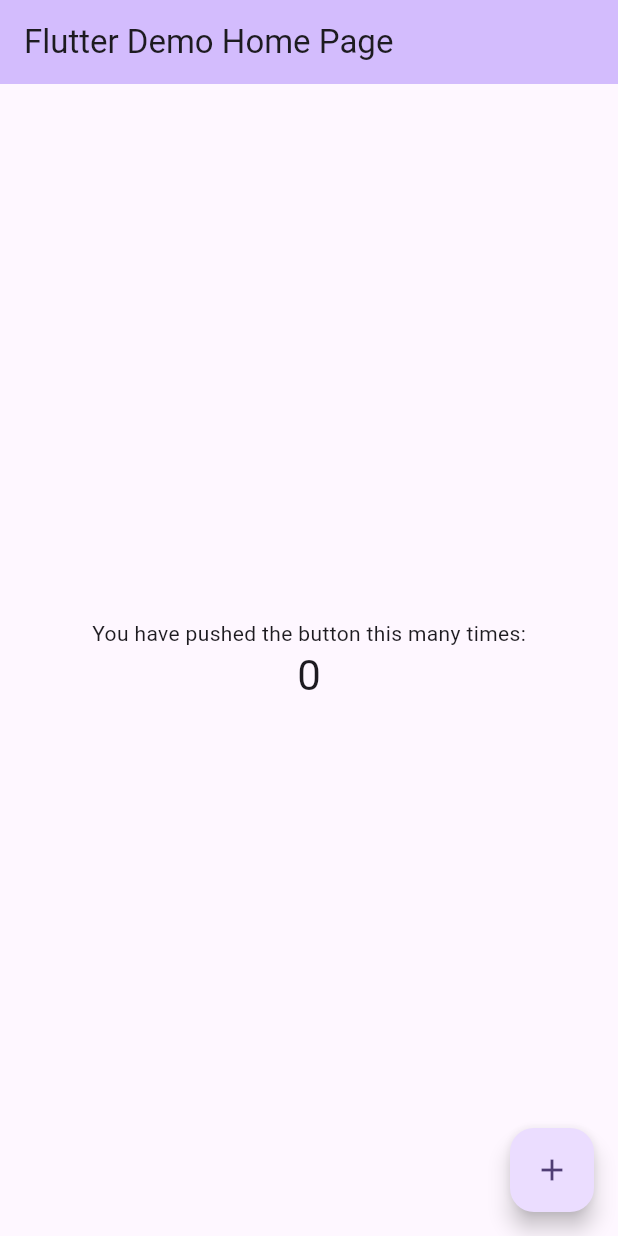
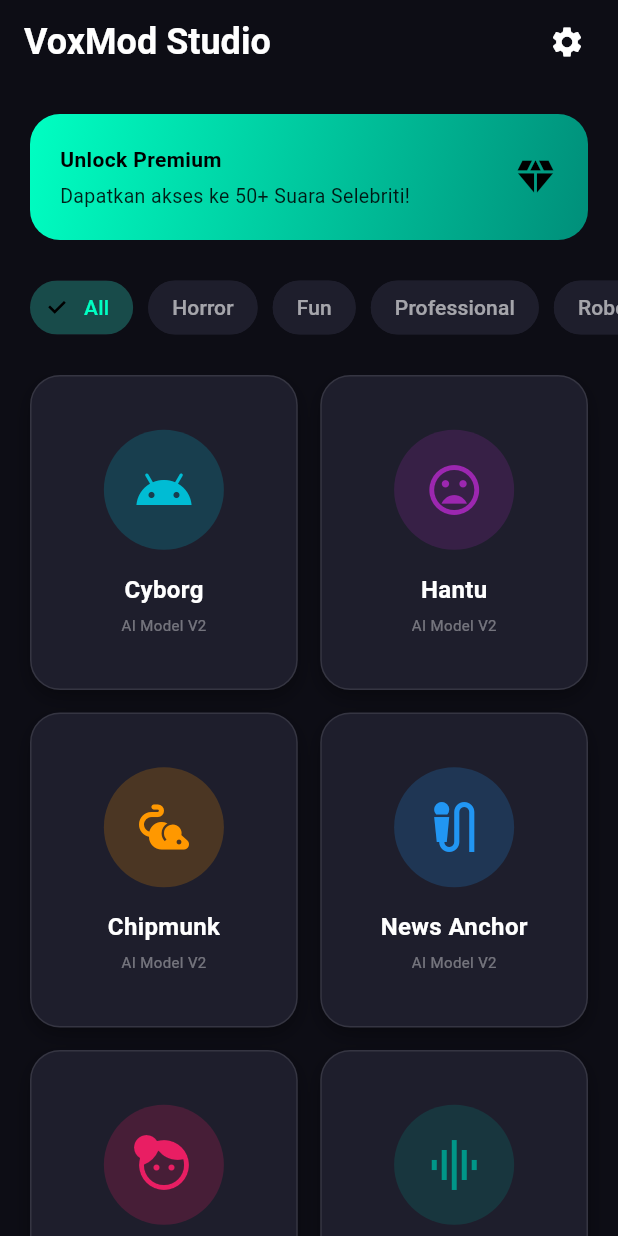
Before and after one commit to Faqih472/voxmod-voice-studio, a Flutter app: the screen it shows after launch, on a phone screen of 412 x 824 dp. Run offline on Flutter 3.47's test engine with Material 3 defaults, Android fonts, the phone set to English and light mode, and no system bars.

Commit message:
Add initial Flutter UI: Home, Studio, Processing, Result screens

```diff
--- a/frontend/voxmod_voice_studio/lib/main.dart
+++ b/frontend/voxmod_voice_studio/lib/main.dart
@@ -1,122 +1,34 @@
 import 'package:flutter/material.dart';
+import 'screens/home_screen.dart'; // Import halaman Home
 
 void main() {
-  runApp(const MyApp());
+  runApp(const VoxModApp());
 }
 
-class MyApp extends StatelessWidget {
-  const MyApp({super.key});
+// ==========================================
+// TEMA & KONFIGURASI UMUM
+// ==========================================
+class VoxModApp extends StatelessWidget {
+  const VoxModApp({super.key});
 
-  // This widget is the root of your application.
   @override
   Widget build(BuildContext context) {
     return MaterialApp(
-      title: 'Flutter Demo',
+      title: 'VoxMod Studio',
+      debugShowCheckedModeBanner: false,
       theme: ThemeData(
-        // This is the theme of your application.
-        //
-        // TRY THIS: Try running your application with "flutter run". You'll see
-        // the application has a purple toolbar. Then, without quitting the app,
-        // try changing the seedColor in the colorScheme below to Colors.green
-        // and then invoke "hot reload" (save your changes or press the "hot
-        // reload" button in a Flutter-supported IDE, or press "r" if you used
-        // the command line to start the app).
-        //
-        // Notice that the counter didn't reset back to zero; the application
-        // state is not lost during the reload. To reset the state, use hot
-        // restart instead.
-        //
-        // This works for code too, not just values: Most code changes can be
-        // tested with just a hot reload.
-        colorScheme: ColorScheme.fromSeed(seedColor: Colors.deepPurple),
+        brightness: Brightness.dark,
+        scaffoldBackgroundColor: const Color(0xFF0D0D15), // Dark Navy/Black
+        primaryColor: const Color(0xFF00FFC2), // Neon Green
+        colorScheme: const ColorScheme.dark(
+          primary: Color(0xFF00FFC2),
+          secondary: Color(0xFFE91E63), // Neon Pink
+          surface: Color(0xFF1E1E2C),
+        ),
+        useMaterial3: true,
+        fontFamily: 'Roboto',
       ),
-      home: const MyHomePage(title: 'Flutter Demo Home Page'),
+      home: const HomeScreen(),
     );
   }
 }
-
-class MyHomePage extends StatefulWidget {
-  const MyHomePage({super.key, required this.title});
-
-  // This widget is the home page of your application. It is stateful, meaning
-  // that it has a State object (defined below) that contains fields that affect
-  // how it looks.
-
-  // This class is the configuration for the state. It holds the values (in this
-  // case the title) provided by the parent (in this case the App widget) and
-  // used by the build method of the State. Fields in a Widget subclass are
-  // always marked "final".
-
-  final String title;
-
-  @override
-  State<MyHomePage> createState() => _MyHomePageState();
-}
-
-class _MyHomePageState extends State<MyHomePage> {
-  int _counter = 0;
-
-  void _incrementCounter() {
-    setState(() {
-      // This call to setState tells the Flutter framework that something has
-      // changed in this State, which causes it to rerun the build method below
-      // so that the display can reflect the updated values. If we changed
-      // _counter without calling setState(), then the build method would not be
-      // called again, and so nothing would appear to happen.
-      _counter++;
-    });
-  }
-
-  @override
-  Widget build(BuildContext context) {
-    // This method is rerun every time setState is called, for instance as done
-    // by the _incrementCounter method above.
-    //
-    // The Flutter framework has been optimized to make rerunning build methods
-    // fast, so that you can just rebuild anything that needs updating rather
-    // than having to individually change instances of widgets.
-    return Scaffold(
-      appBar: AppBar(
-        // TRY THIS: Try changing the color here to a specific color (to
-        // Colors.amber, perhaps?) and trigger a hot reload to see the AppBar
-        // change color while the other colors stay the same.
-        backgroundColor: Theme.of(context).colorScheme.inversePrimary,
-        // Here we take the value from the MyHomePage object that was created by
-        // the App.build method, and use it to set our appbar title.
-        title: Text(widget.title),
-      ),
-      body: Center(
-        // Center is a layout widget. It takes a single child and positions it
-        // in the middle of the parent.
-        child: Column(
-          // Column is also a layout widget. It takes a list of children and
-          // arranges them vertically. By default, it sizes itself to fit its
-          // children horizontally, and tries to be as tall as its parent.
-          //
-          // Column has various properties to control how it sizes itself and
-          // how it positions its children. Here we use mainAxisAlignment to
-          // center the children vertically; the main axis here is the vertical
-          // axis because Columns are vertical (the cross axis would be
-          // horizontal).
-          //
-          // TRY THIS: Invoke "debug painting" (choose the "Toggle Debug Paint"
-          // action in the IDE, or press "p" in the console), to see the
-          // wireframe for each widget.
-          mainAxisAlignment: MainAxisAlignment.center,
-          children: <Widget>[
-            const Text('You have pushed the button this many times:'),
-            Text(
-              '$_counter',
-              style: Theme.of(context).textTheme.headlineMedium,
-            ),
-          ],
-        ),
-      ),
-      floatingActionButton: FloatingActionButton(
-        onPressed: _incrementCounter,
-        tooltip: 'Increment',
-        child: const Icon(Icons.add),
-      ), // This trailing comma makes auto-formatting nicer for build methods.
-    );
-  }
-}
--- /dev/null
+++ b/frontend/voxmod_voice_studio/lib/screens/home_screen.dart
@@ -0,0 +1,167 @@
+import 'package:flutter/material.dart';
+import 'studio_screen.dart'; // Import halaman Studio untuk navigasi
+
+class HomeScreen extends StatefulWidget {
+  const HomeScreen({super.key});
+
+  @override
+  State<HomeScreen> createState() => _HomeScreenState();
+}
+
+class _HomeScreenState extends State<HomeScreen> {
+  // Dummy Data Karakter
+  final List<Map<String, dynamic>> characters = [
+    {'name': 'Cyborg', 'icon': Icons.android, 'color': Colors.cyan},
+    {'name': 'Hantu', 'icon': Icons.mood_bad, 'color': Colors.purple},
+    {'name': 'Chipmunk', 'icon': Icons.pest_control_rodent, 'color': Colors.orange},
+    {'name': 'News Anchor', 'icon': Icons.mic_external_on, 'color': Colors.blue},
+    {'name': 'Anime Girl', 'icon': Icons.face_4, 'color': Colors.pink},
+    {'name': 'Deep Voice', 'icon': Icons.graphic_eq, 'color': Colors.teal},
+  ];
+
+  int selectedCategoryIndex = 0;
+  final List<String> categories = ["All", "Horror", "Fun", "Professional", "Robot"];
+
+  @override
+  Widget build(BuildContext context) {
+    return Scaffold(
+      appBar: AppBar(
+        backgroundColor: Colors.transparent,
+        elevation: 0,
+        title: const Text("VoxMod Studio", style: TextStyle(fontWeight: FontWeight.bold, fontSize: 24)),
+        actions: [
+          IconButton(onPressed: () {}, icon: const Icon(Icons.settings)),
+          const SizedBox(width: 10),
+        ],
+      ),
+      body: Column(
+        crossAxisAlignment: CrossAxisAlignment.start,
+        children: [
+          // Greeting / Banner
+          Padding(
+            padding: const EdgeInsets.all(20.0),
+            child: Container(
+              padding: const EdgeInsets.all(20),
+              decoration: BoxDecoration(
+                gradient: const LinearGradient(
+                  colors: [Color(0xFF00FFC2), Color(0xFF008F7A)],
+                  begin: Alignment.topLeft,
+                  end: Alignment.bottomRight,
+                ),
+                borderRadius: BorderRadius.circular(20),
+              ),
+              child: const Row(
+                children: [
+                  Expanded(
+                    child: Column(
+                      crossAxisAlignment: CrossAxisAlignment.start,
+                      children: [
+                        Text("Unlock Premium", style: TextStyle(color: Colors.black, fontWeight: FontWeight.bold)),
+                        SizedBox(height: 5),
+                        Text("Dapatkan akses ke 50+ Suara Selebriti!", style: TextStyle(color: Colors.black87, fontSize: 13)),
+                      ],
+                    ),
+                  ),
+                  Icon(Icons.diamond, color: Colors.black, size: 30),
+                ],
+              ),
+            ),
+          ),
+
+          // Categories Chips
+          SizedBox(
+            height: 50,
+            child: ListView.builder(
+              scrollDirection: Axis.horizontal,
+              padding: const EdgeInsets.symmetric(horizontal: 20),
+              itemCount: categories.length,
+              itemBuilder: (context, index) {
+                return Padding(
+                  padding: const EdgeInsets.only(right: 10),
+                  child: ChoiceChip(
+                    label: Text(categories[index]),
+                    selected: selectedCategoryIndex == index,
+                    onSelected: (bool selected) {
+                      setState(() {
+                        selectedCategoryIndex = index;
+                      });
+                    },
+                    selectedColor: Theme.of(context).primaryColor.withOpacity(0.2),
+                    labelStyle: TextStyle(
+                      color: selectedCategoryIndex == index ? Theme.of(context).primaryColor : Colors.white60,
+                    ),
+                    backgroundColor: const Color(0xFF1E1E2C),
+                    shape: RoundedRectangleBorder(borderRadius: BorderRadius.circular(20)),
+                    side: BorderSide.none,
+                  ),
+                );
+              },
+            ),
+          ),
+
+          const SizedBox(height: 20),
+
+          // Grid Karakter
+          Expanded(
+            child: GridView.builder(
+              padding: const EdgeInsets.symmetric(horizontal: 20),
+              gridDelegate: const SliverGridDelegateWithFixedCrossAxisCount(
+                crossAxisCount: 2,
+                childAspectRatio: 0.85,
+                crossAxisSpacing: 15,
+                mainAxisSpacing: 15,
+              ),
+              itemCount: characters.length,
+              itemBuilder: (context, index) {
+                return _buildCharacterCard(characters[index]);
+              },
+            ),
+          ),
+        ],
+      ),
+    );
+  }
+
+  Widget _buildCharacterCard(Map<String, dynamic> char) {
+    return GestureDetector(
+      onTap: () {
+        // Navigasi ke Studio Screen membawa data karakter
+        Navigator.push(
+          context,
+          MaterialPageRoute(builder: (context) => StudioScreen(characterName: char['name'])),
+        );
+      },
+      child: Container(
+        decoration: BoxDecoration(
+          color: const Color(0xFF1E1E2C),
+          borderRadius: BorderRadius.circular(20),
+          border: Border.all(color: Colors.white10),
+          boxShadow: [
+            BoxShadow(
+              color: Colors.black.withOpacity(0.3),
+              blurRadius: 10,
+              offset: const Offset(0, 5),
+            ),
+          ],
+        ),
+        child: Column(
+          mainAxisAlignment: MainAxisAlignment.center,
+          children: [
+            Container(
+              padding: const EdgeInsets.all(20),
+              decoration: BoxDecoration(
+                color: char['color'].withOpacity(0.2),
+                shape: BoxShape.circle,
+              ),
+              child: Icon(char['icon'], size: 40, color: char['color']),
+            ),
+            const SizedBox(height: 15),
+            Text(char['name'], style: const TextStyle(fontWeight: FontWeight.bold, fontSize: 16)),
+            const SizedBox(height: 5),
+            const Text("AI Model V2", style: TextStyle(color: Colors.white38, fontSize: 10)),
+          ],
+        ),
+      ),
+    );
+  }
+}
```
